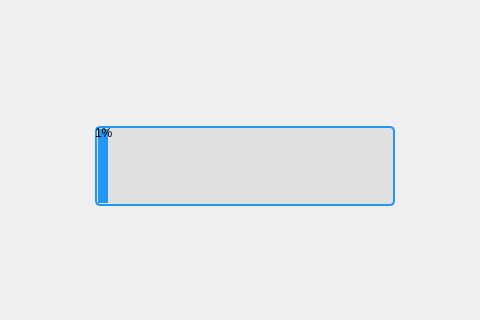
First picture: the form in gui/ui/main_window.ui, repository PMBB-Informatics-and-Genomics/NEAT-Plots, before the edit; both pictures show x 525 to 1005 and y 278 to 598 of the 1135 by 891 pixel window.
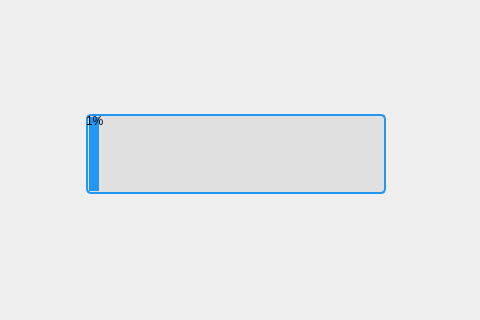
Second picture: the form after the edit.

Commit message: Adjusted size/fit of plots in frame

```diff
--- a/gui/ui/main_window.ui
+++ b/gui/ui/main_window.ui
@@ -1044,9 +1044,15 @@
         <property name="frameShadow">
          <enum>QFrame::Raised</enum>
         </property>
-        <layout class="QHBoxLayout" name="horizontalLayout_7">
-         <item>
           <widget class="QProgressBar" name="progressBarBlue">
+         <property name="geometry">
+          <rect>
+           <x>196</x>
+           <y>364</y>
+           <width>300</width>
+           <height>80</height>
+          </rect>
+         </property>
            <property name="minimumSize">
             <size>
              <width>300</width>
@@ -1075,8 +1081,6 @@
             <number>1</number>
            </property>
           </widget>
-         </item>
-        </layout>
        </widget>
       </item>
      </layout>
```
Lines whose indentation alone changed are shown as unchanged. The commit also changes 2 other files.
